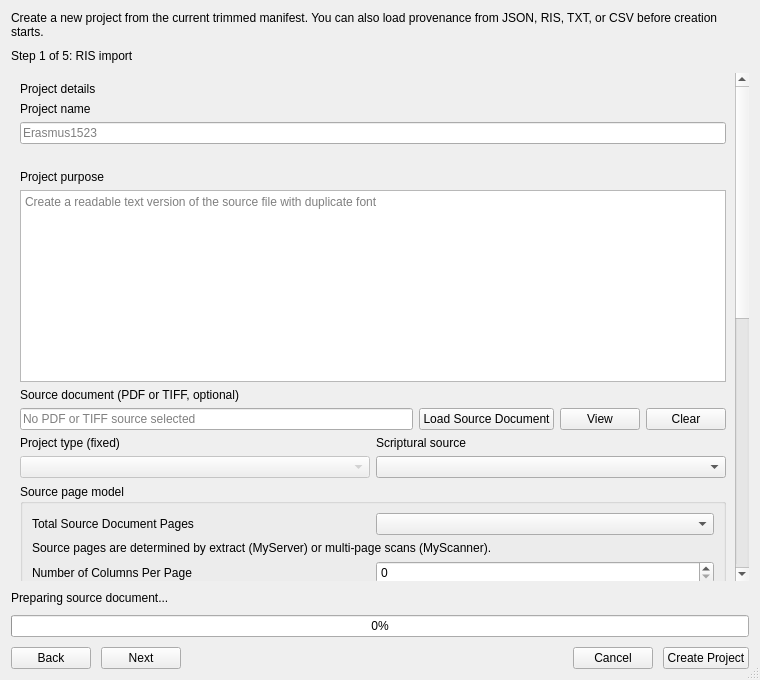
Old version of the form Developer/QtDesignerUI/ProjectCreationWizardDialogUI.ui in the repository preachermax/BiblionOCR.
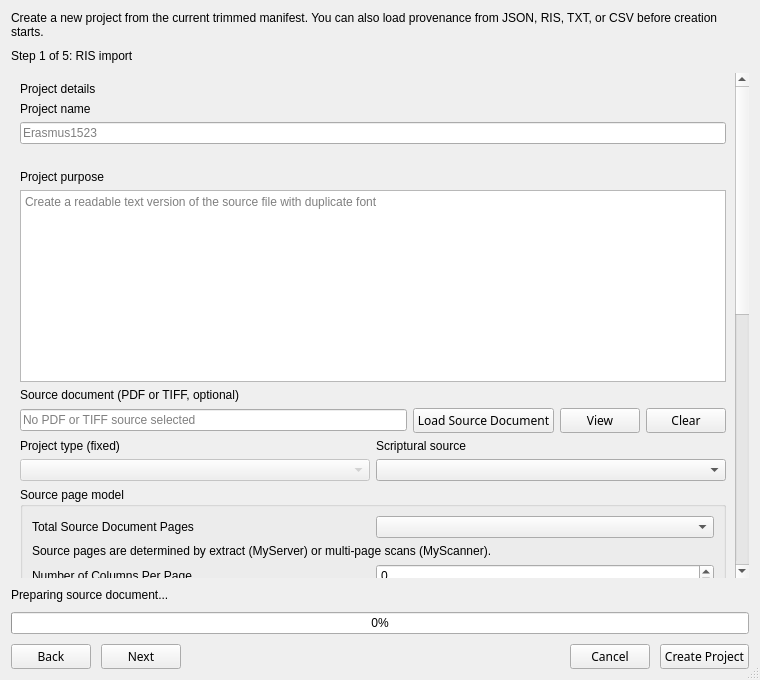
New version of the form. The open tabs and pages were chosen to show the change. Icons and pictures are not drawn.

Commit message: feat(workflow): refine wizards and designate MyScanner product

What changed in the file:
```diff
--- a/Developer/QtDesignerUI/ProjectCreationWizardDialogUI.ui
+++ b/Developer/QtDesignerUI/ProjectCreationWizardDialogUI.ui
@@ -158,6 +158,14 @@
        <bool>true</bool>
       </property>
       <widget class="QWidget" name="details_page_content">
+       <property name="geometry">
+        <rect>
+         <x>0</x>
+         <y>-7</y>
+         <width>728</width>
+         <height>952</height>
+        </rect>
+       </property>
        <layout class="QVBoxLayout" name="details_page_layout">
         <item>
          <widget class="QLabel" name="details_heading_label">
@@ -228,6 +236,11 @@
           </item>
           <item>
            <widget class="QPushButton" name="source_document_button">
+            <property name="font">
+             <font>
+              <family>FROMVS</family>
+             </font>
+            </property>
             <property name="text">
              <string>Load Source Document</string>
             </property>
@@ -235,6 +248,11 @@
           </item>
           <item>
            <widget class="QPushButton" name="view_source_document_button">
+            <property name="font">
+             <font>
+              <family>FROMVS</family>
+             </font>
+            </property>
             <property name="text">
              <string>View</string>
             </property>
@@ -242,6 +260,11 @@
           </item>
           <item>
            <widget class="QPushButton" name="clear_source_document_button">
+            <property name="font">
+             <font>
+              <family>FROMVS</family>
+             </font>
+            </property>
             <property name="text">
              <string>Clear</string>
             </property>
@@ -321,7 +344,7 @@
            <item row="3" column="1">
             <widget class="QFontComboBox" name="ui_font_combo" />
            </item>
-           <item row="1" column="0" rowspan="1" colspan="2">
+           <item row="1" column="0" colspan="2">
             <widget class="QLabel" name="source_pages_note_label">
              <property name="text">
               <string>Source pages are determined by extract (MyServer) or multi-page scans (MyScanner).</string>
@@ -626,6 +649,11 @@
     <layout class="QHBoxLayout" name="navigation_layout">
      <item>
       <widget class="QPushButton" name="back_button">
+       <property name="font">
+        <font>
+         <family>FROMVS</family>
+        </font>
+       </property>
        <property name="text">
         <string>Back</string>
        </property>
@@ -633,6 +661,11 @@
      </item>
      <item>
       <widget class="QPushButton" name="next_button">
+       <property name="font">
+        <font>
+         <family>FROMVS</family>
+        </font>
+       </property>
        <property name="text">
         <string>Next</string>
        </property>
@@ -653,6 +686,11 @@
      </item>
      <item>
       <widget class="QPushButton" name="cancel_button">
+       <property name="font">
+        <font>
+         <family>FROMVS</family>
+        </font>
+       </property>
        <property name="text">
         <string>Cancel</string>
        </property>
@@ -660,6 +698,11 @@
      </item>
      <item>
       <widget class="QPushButton" name="create_button">
+       <property name="font">
+        <font>
+         <family>FROMVS</family>
+        </font>
+       </property>
        <property name="text">
         <string>Create Project</string>
        </property>
```
Left out of the diff: 131 changed lines with no effect on the pictures. The commit also changes 8 other files.
